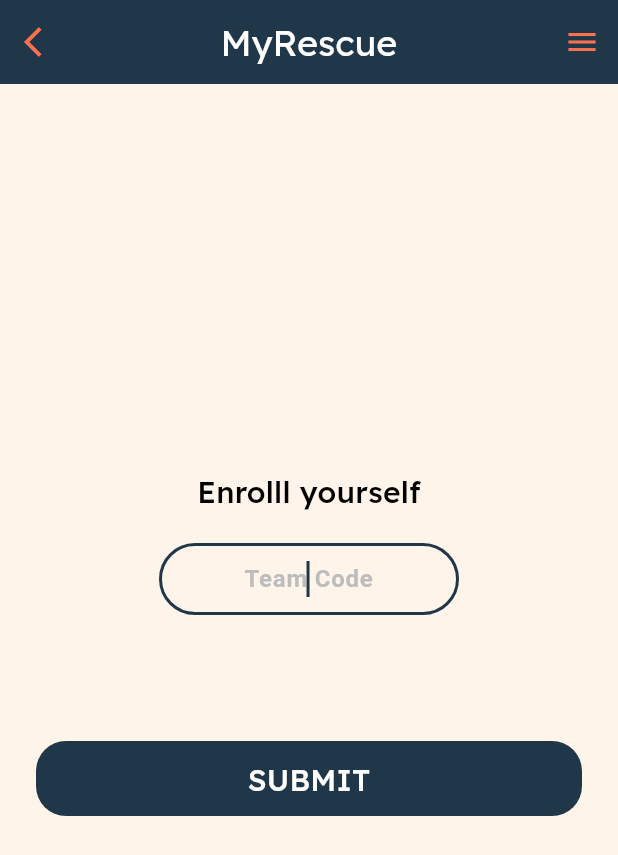
After one commit to Daryl0101/my_rescue, a Flutter app: the VolunteerHomePage screen opened directly, after a tap on the "menu" icon, after a tap on "Rescue Team", on a phone screen of 412 x 824 dp. The commit adds this screen. Shown: the top 855 px of the screen. Run offline on Flutter 3.47's test engine with Material 2 defaults, Android fonts, the phone set to English and light mode, and no system bars; our stand-ins replace geocoding, geolocator, google_maps_flutter, weather_icons; network calls fail.

Commit message:
D2: Dealt with rebase conflicts

```diff
--- a/lib/main.dart
+++ b/lib/main.dart
@@ -1,5 +1,7 @@
 import 'package:flutter/material.dart';
 import 'package:my_rescue/config/themes/theme_config.dart';
+import 'package:my_rescue/modules/screens/volunteer-enrollteam.dart';
+import 'package:my_rescue/modules/screens/volunteer-homepage.dart';
 
 import 'package:my_rescue/modules/screens/homepage.dart';
 //import 'package:my_rescue/modules/screens/homepage.dart';
--- /dev/null
+++ b/lib/modules/screens/volunteer-enrollteam.dart
@@ -0,0 +1,135 @@
+import 'package:flutter/material.dart';
+import 'package:my_rescue/widgets/text_button.dart';
+
+import '../../widgets/list_item.dart';
+
+class VolunteerEnrollTeam extends StatefulWidget {
+  const VolunteerEnrollTeam({super.key});
+
+  @override
+  State<VolunteerEnrollTeam> createState() => _VolunteerEnrollTeamState();
+}
+
+class _VolunteerEnrollTeamState extends State<VolunteerEnrollTeam> {
+  final double paddingBetweenCol = 20.0;
+
+  @override
+  Widget build(BuildContext context) {
+    return Scaffold(
+      appBar: AppBar(
+        iconTheme: IconThemeData(
+          color: Theme.of(context).colorScheme.secondary,
+        ),
+        title: Text(
+          "MyRescue",
+          style: Theme.of(context).textTheme.titleLarge,
+        ),
+        leading: IconButton(
+          onPressed: () => {
+            Navigator.of(context).pop(),
+          },
+          icon: const Icon(Icons.arrow_back_ios),
+          color: Theme.of(context).colorScheme.secondary,
+        ),
+        centerTitle: true,
+      ),
+      endDrawer: Drawer(
+        backgroundColor:
+            Theme.of(context).colorScheme.primary.withOpacity(0.95),
+        width: MediaQuery.of(context).size.width / 2,
+        child: ListView(
+          // Remove any padding from the ListView.
+          padding: EdgeInsets.zero,
+          children: [
+            const SizedBox(
+              height: kToolbarHeight,
+            ),
+            ListItem(
+              text: "Rescue Team",
+              specificAction: () => {},
+            ),
+            ListItem(
+              text: "Flood Safety Tips",
+              specificAction: () => {},
+            ),
+          ],
+        ),
+      ),
+      body: Align(
+        alignment: Alignment.center,
+        child: Column(
+          mainAxisSize: MainAxisSize.max,
+          mainAxisAlignment: MainAxisAlignment.center,
+          crossAxisAlignment: CrossAxisAlignment.center,
+          children: [
+            Padding(
+              padding: EdgeInsets.symmetric(
+                vertical: paddingBetweenCol,
+              ),
+              child: Text(
+                "Enrolll yourself",
+                style: Theme.of(context)
+                    .textTheme
+                    .titleMedium
+                    ?.copyWith(color: Colors.black),
+              ),
+            ),
+            Padding(
+              padding: EdgeInsets.only(
+                bottom: paddingBetweenCol,
+              ),
+              child: SizedBox(
+                width: 200,
+                child: TextField(
+                  maxLines: 1,
+                  textAlign: TextAlign.center,
+                  autofocus: true,
+                  decoration: InputDecoration(
+                    hintText: "Team Code",
+                    hintStyle: TextStyle(
+                      fontWeight: FontWeight.bold,
+                      color: Colors.grey[400],
+                    ),
+                    contentPadding: EdgeInsets.symmetric(
+                      horizontal: 10,
+                    ),
+                    border: OutlineInputBorder(
+                      borderRadius: BorderRadius.all(
+                        Radius.circular(30),
+                      ),
+                    ),
+                    disabledBorder: OutlineInputBorder(
+                      borderRadius: BorderRadius.all(
+                        Radius.circular(30),
+                      ),
+                    ),
+                    enabledBorder: OutlineInputBorder(
+                      borderRadius: BorderRadius.all(
+                        Radius.circular(30),
+                      ),
+                    ),
+                  ),
+                ),
+              ),
+            ),
+            Padding(
+              padding: EdgeInsets.only(
+                bottom: paddingBetweenCol,
+              ),
+              child: Text("Get the team code from your leader"),
+            ),
+            Padding(
+              padding: EdgeInsets.only(
+                bottom: paddingBetweenCol,
+              ),
+              child: CustomTextButton(
+                text: "SUBMIT",
+                textStyle: Theme.of(context).textTheme.titleMedium,
+              ),
+            ),
+          ],
+        ),
+      ),
+    );
+  }
+}
--- /dev/null
+++ b/lib/modules/screens/volunteer-homepage.dart
@@ -0,0 +1,68 @@
+import 'package:flutter/material.dart';
+import 'package:my_rescue/modules/screens/volunteer-enrollteam.dart';
+import 'package:my_rescue/widgets/drawer.dart';
+import 'package:my_rescue/widgets/list_item.dart';
+
+import '../../widgets/text_button.dart';
+import '../../widgets/weather_forecast.dart';
+
+class VolunteerHomePage extends StatefulWidget {
+  const VolunteerHomePage({super.key});
+
+  @override
+  State<VolunteerHomePage> createState() => _VolunteerHomePageState();
+}
+
+class _VolunteerHomePageState extends State<VolunteerHomePage> {
+  @override
+  Widget build(BuildContext context) {
+    return Scaffold(
+      appBar: AppBar(
+        title: Text(
+          "MyRescue",
+          style: Theme.of(context).textTheme.titleLarge,
+        ),
+        iconTheme: IconThemeData(
+          color: Theme.of(context).colorScheme.secondary,
+        ),
+        centerTitle: true,
+      ),
+      body: Column(
+        children: <Widget>[
+          WeatherForecast(),
+          CustomTextButton(
+            height: 70,
+            text: "Safe Places",
+            textStyle: Theme.of(context).textTheme.titleLarge,
+          )
+        ],
+      ),
+      endDrawer: Drawer(
+        backgroundColor:
+            Theme.of(context).colorScheme.primary.withOpacity(0.95),
+        width: MediaQuery.of(context).size.width / 2,
+        child: ListView(
+          // Remove any padding from the ListView.
+          padding: EdgeInsets.zero,
+          children: [
+            const SizedBox(
+              height: kToolbarHeight,
+            ),
+            ListItem(
+              text: "Rescue Team",
+              specificAction: () {
+                Navigator.pop(context);
+                Navigator.of(context).push(MaterialPageRoute(
+                    builder: (context) => VolunteerEnrollTeam()));
+              },
+            ),
+            ListItem(
+              text: "Flood Safety Tips",
+              specificAction: () => {},
+            ),
+          ],
+        ),
+      ),
+    );
+  }
+}
--- /dev/null
+++ b/lib/widgets/list_item.dart
@@ -0,0 +1,24 @@
+import 'package:flutter/material.dart';
+
+class ListItem extends StatelessWidget {
+  const ListItem({
+    super.key,
+    required this.text,
+    required this.specificAction,
+  });
+
+  final String text;
+  final GestureTapCallback specificAction;
+
+  @override
+  Widget build(BuildContext context) {
+    return ListTile(
+      title: Text(
+        text,
+        textAlign: TextAlign.right,
+        style: Theme.of(context).textTheme.displaySmall,
+      ),
+      onTap: specificAction,
+    );
+  }
+}
```
Also changed, not shown: pubspec.lock.
